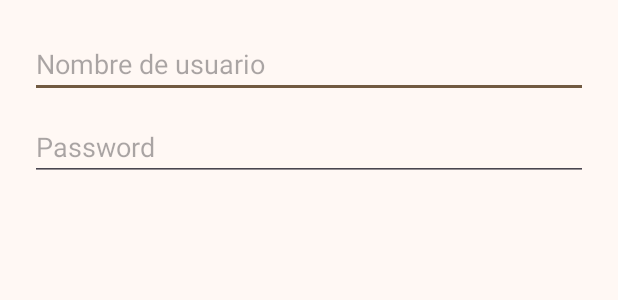
After one commit to 0l3x/KotlinCoffeeApi, an Android app: the layout dialog_login.xml on its own in the app's theme, with its tools: preview values and no code run, on a phone screen of 412 x 824 dp. The commit adds this screen. Shown: the top 300 px of the screen. Run offline under Robolectric (Android 15) with nearby library versions, the phone set to English and light mode, and no system bars.

Commit message:
funcionalidad de login metida, falta about me y post comment

```diff
--- /dev/null
+++ b/Practica5_APIPropia/app/src/main/res/drawable/ic_login.xml
@@ -0,0 +1,5 @@
+<vector xmlns:android="http://schemas.android.com/apk/res/android" android:autoMirrored="true" android:height="24dp" android:tint="#000000" android:viewportHeight="24" android:viewportWidth="24" android:width="24dp">
+
+    <path android:fillColor="@android:color/white" android:pathData="M11,7L9.6,8.4l2.6,2.6H2v2h10.2l-2.6,2.6L11,17l5,-5L11,7zM20,19h-8v2h8c1.1,0 2,-0.9 2,-2V5c0,-1.1 -0.9,-2 -2,-2h-8v2h8V19z"/>
+
+</vector>
--- /dev/null
+++ b/Practica5_APIPropia/app/src/main/res/drawable/ic_logout.xml
@@ -0,0 +1,5 @@
+<vector xmlns:android="http://schemas.android.com/apk/res/android" android:autoMirrored="true" android:height="24dp" android:tint="#000000" android:viewportHeight="24" android:viewportWidth="24" android:width="24dp">
+
+    <path android:fillColor="@android:color/white" android:pathData="M17,7l-1.41,1.41L18.17,11H8v2h10.17l-2.58,2.58L17,17l5,-5zM4,5h8V3H4c-1.1,0 -2,0.9 -2,2v14c0,1.1 0.9,2 2,2h8v-2H4V5z"/>
+
+</vector>
--- /dev/null
+++ b/Practica5_APIPropia/app/src/main/res/layout/dialog_login.xml
@@ -0,0 +1,22 @@
+<?xml version="1.0" encoding="utf-8"?>
+<LinearLayout xmlns:android="http://schemas.android.com/apk/res/android"
+    android:layout_width="match_parent"
+    android:layout_height="wrap_content"
+    android:orientation="vertical"
+    android:padding="20dp">
+
+    <EditText
+        android:id="@+id/etUsername"
+        android:layout_width="match_parent"
+        android:layout_height="wrap_content"
+        android:hint="@string/username"
+        android:inputType="text" />
+
+    <EditText
+        android:id="@+id/etPassword"
+        android:layout_width="match_parent"
+        android:layout_height="wrap_content"
+        android:hint="@string/password"
+        android:inputType="textPassword"
+        android:layout_marginTop="10dp"/>
+</LinearLayout>
--- a/Practica5_APIPropia/app/src/main/res/values/strings.xml
+++ b/Practica5_APIPropia/app/src/main/res/values/strings.xml
@@ -6,4 +6,9 @@
     <string name="coffee_description">Descripcion del cafe</string>
     <string name="usuario">Usuario</string>
     <string name="user_comment">Comentario del usuario</string>
+    <string name="login">Login</string>
+    <string name="logout">Logout</string>
+    <string name="username">Nombre de usuario</string>
+    <string name="password">Password</string>
+    <string name="acceso_sin_token">No hay cafés disponibles sin token</string>
 </resources>
```
Also changed, not shown: Practica5_APIPropia/app/src/main/java/edu/olexandergalaktionov/apirestcoffee/MainActivity.kt (+87 -13 lines), Practica5_APIPropia/app/src/main/res/layout/activity_main.xml (+11 -0 lines), Practica5_APIPropia/app/src/main/res/menu/main_menu.xml (+8 -3 lines).
